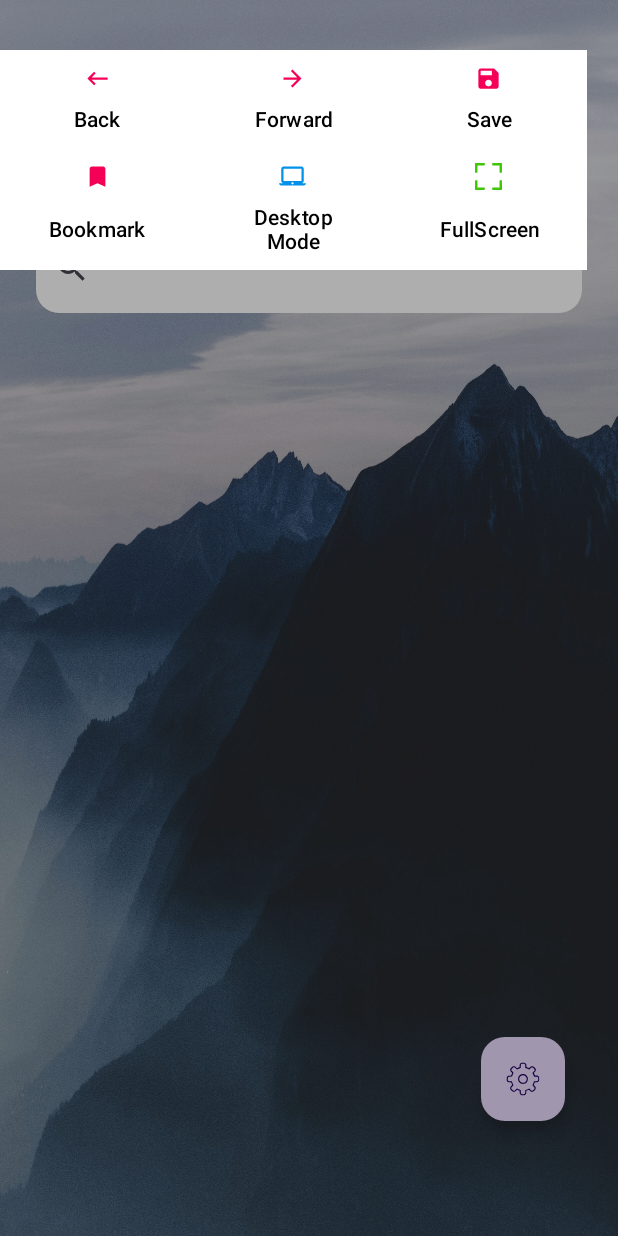
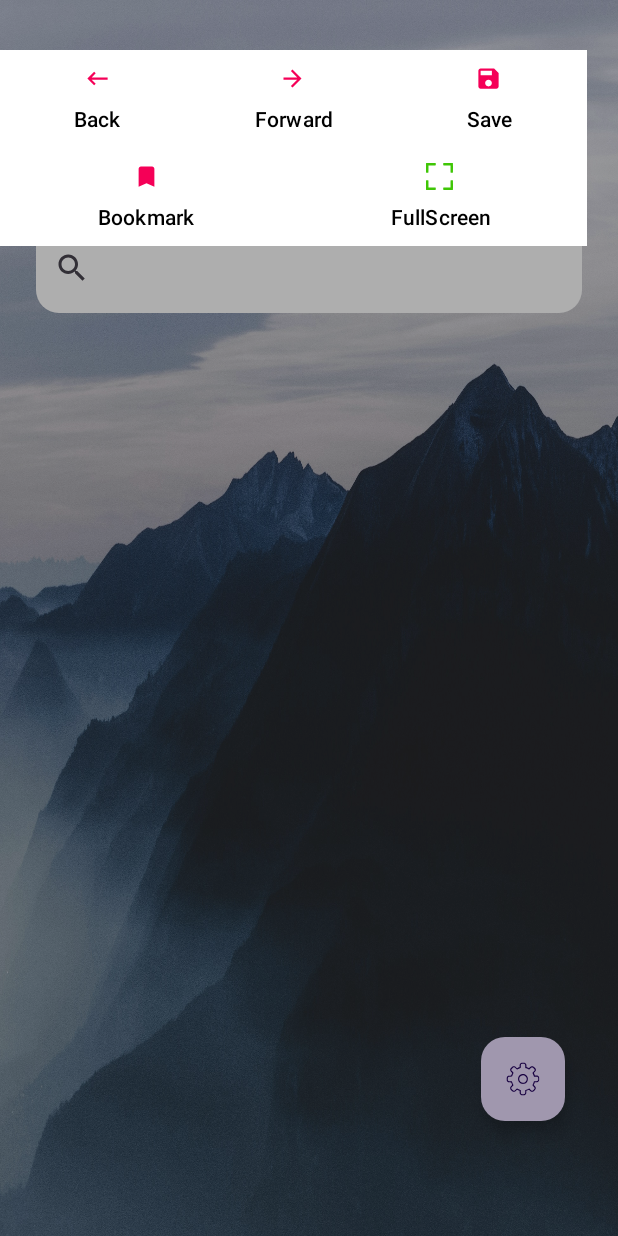
Before and after one commit to khanfaraz5/Surf-and-Browse, an Android app: the screen it shows after launch (MainActivity), after a tap on "Settings Button", on a phone screen of 412 x 824 dp. Run offline under Robolectric (Android 15) with nearby library versions, the phone set to English and light mode, and no system bars; 1 statement that could not run was skipped.

Commit message:
changes coommited

```diff
--- a/app/src/main/res/layout/more_features.xml
+++ b/app/src/main/res/layout/more_features.xml
@@ -67,16 +67,6 @@
             app:iconTint="@color/cool_pink"
             android:textColor="@color/black"/>
 
-        <com.google.android.material.button.MaterialButton
-            android:layout_width="0dp"
-            android:layout_height="match_parent"
-            android:layout_weight="1"
-            app:icon="@drawable/ic_laptop"
-            android:text="@string/Desktop"
-            app:iconGravity="top"
-            android:background="?attr/selectableItemBackground"
-            app:iconTint="@color/cool_blue"
-            android:textColor="@color/black"/>
 
         <com.google.android.material.button.MaterialButton
             android:id="@+id/fullscreenBtn"
```
